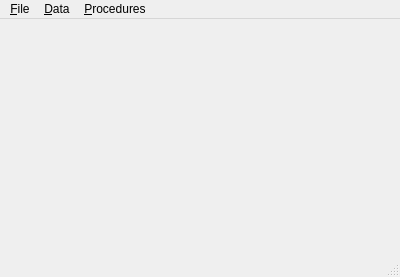
Qt form Numpy/Sdadmin/sdadminmain.ui (JohnMCollins/python-astro-progs) before a commit.
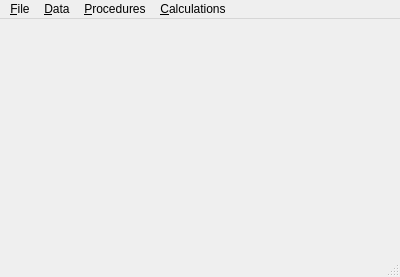
The same form after that commit.

What changed in the file:
```diff
--- a/Numpy/Sdadmin/sdadminmain.ui
+++ b/Numpy/Sdadmin/sdadminmain.ui
@@ -57,9 +57,16 @@
     <addaction name="action_Calculate_continuum"/>
     <addaction name="action_individual_continuum"/>
    </widget>
+   <widget class="QMenu" name="menu_Calculations">
+    <property name="title">
+     <string>&amp;Calculations</string>
+    </property>
+    <addaction name="action_Equivalent_widths"/>
+   </widget>
    <addaction name="menu_File"/>
    <addaction name="menu_Data"/>
    <addaction name="menu_Procedures"/>
+   <addaction name="menu_Calculations"/>
   </widget>
   <widget class="QStatusBar" name="statusbar"/>
   <action name="action_Source_directory">
```
Left out of the diff: 5 changed lines with no effect on the pictures.
